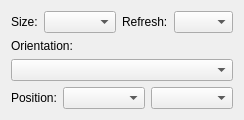
Old version of the form kcontrol/randr/outputconfigbase.ui in the repository mgottschlag/kwin-tiling.
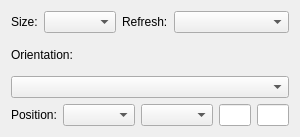
New version of the form.

The edit to the form file:
```diff
--- a/kcontrol/randr/outputconfigbase.ui
+++ b/kcontrol/randr/outputconfigbase.ui
@@ -5,16 +5,22 @@
    <rect>
     <x>0</x>
     <y>0</y>
-    <width>244</width>
-    <height>119</height>
+    <width>300</width>
+    <height>137</height>
    </rect>
   </property>
   <property name="sizePolicy" >
-   <sizepolicy vsizetype="Fixed" hsizetype="Fixed" >
+   <sizepolicy vsizetype="Preferred" hsizetype="Preferred" >
     <horstretch>0</horstretch>
     <verstretch>0</verstretch>
    </sizepolicy>
   </property>
+  <property name="minimumSize" >
+   <size>
+    <width>300</width>
+    <height>0</height>
+   </size>
+  </property>
   <property name="windowTitle" >
    <string>Output Config</string>
   </property>
@@ -87,7 +93,7 @@
     </layout>
    </item>
    <item row="2" column="0" >
-    <layout class="QHBoxLayout" name="positionLayout">
+    <layout class="QHBoxLayout" >
      <item>
       <widget class="QLabel" name="positionLabel" >
        <property name="sizePolicy" >
@@ -111,7 +117,7 @@
        </property>
       </widget>
      </item>
-	<item>
+     <item>
       <widget class="QComboBox" name="positionOutputCombo" >
        <property name="sizePolicy" >
         <sizepolicy vsizetype="Fixed" hsizetype="Expanding" >
@@ -121,6 +127,12 @@
        </property>
       </widget>
      </item>
+     <item>
+      <widget class="QLineEdit" name="absolutePosX" />
+     </item>
+     <item>
+      <widget class="QLineEdit" name="absolutePosY" />
+     </item>
     </layout>
    </item>
   </layout>
```
